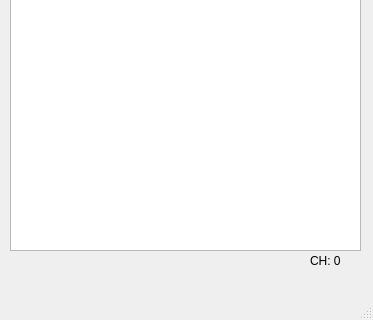
First picture: the form in mainwindow.ui, repository suseong41/SuNiffing, before the edit; both pictures show x 0 to 373 and y 340 to 660 of the 373 by 660 pixel window.
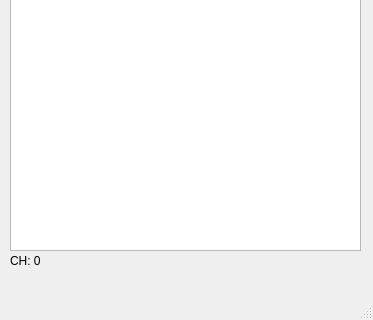
Second picture: the form after the edit.

Patch:
```diff
--- a/mainwindow.ui
+++ b/mainwindow.ui
@@ -63,9 +63,9 @@
    <widget class="QLabel" name="currentCh">
     <property name="geometry">
      <rect>
-      <x>310</x>
+      <x>10</x>
       <y>590</y>
-      <width>41</width>
+      <width>351</width>
       <height>21</height>
      </rect>
     </property>
```
